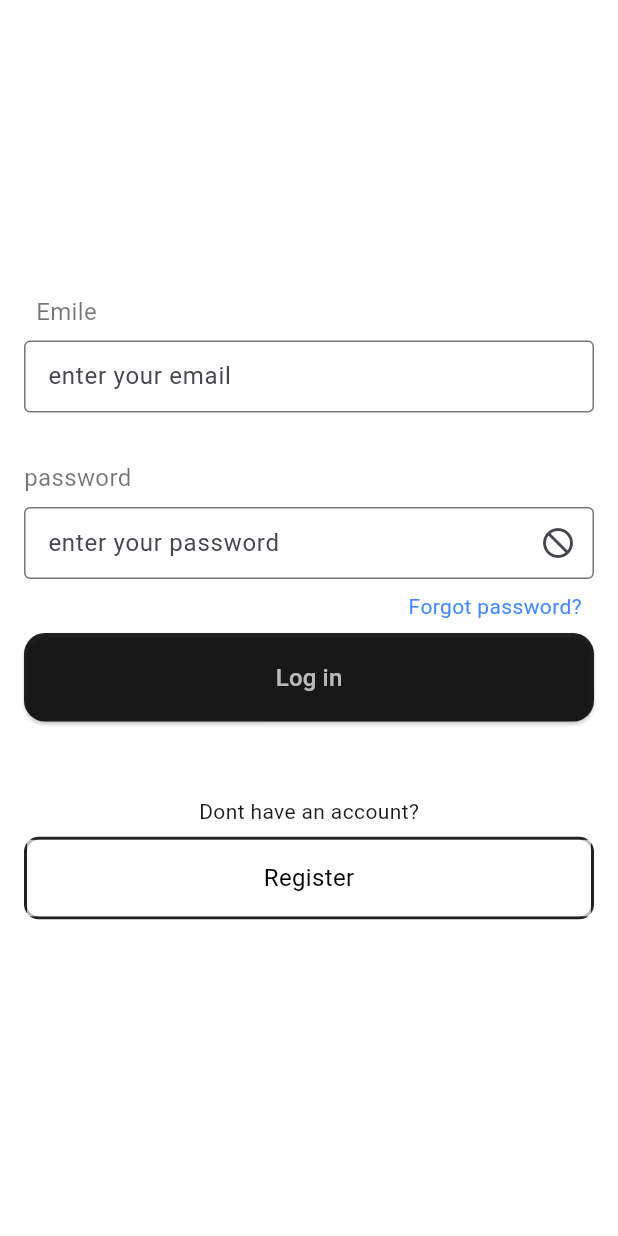
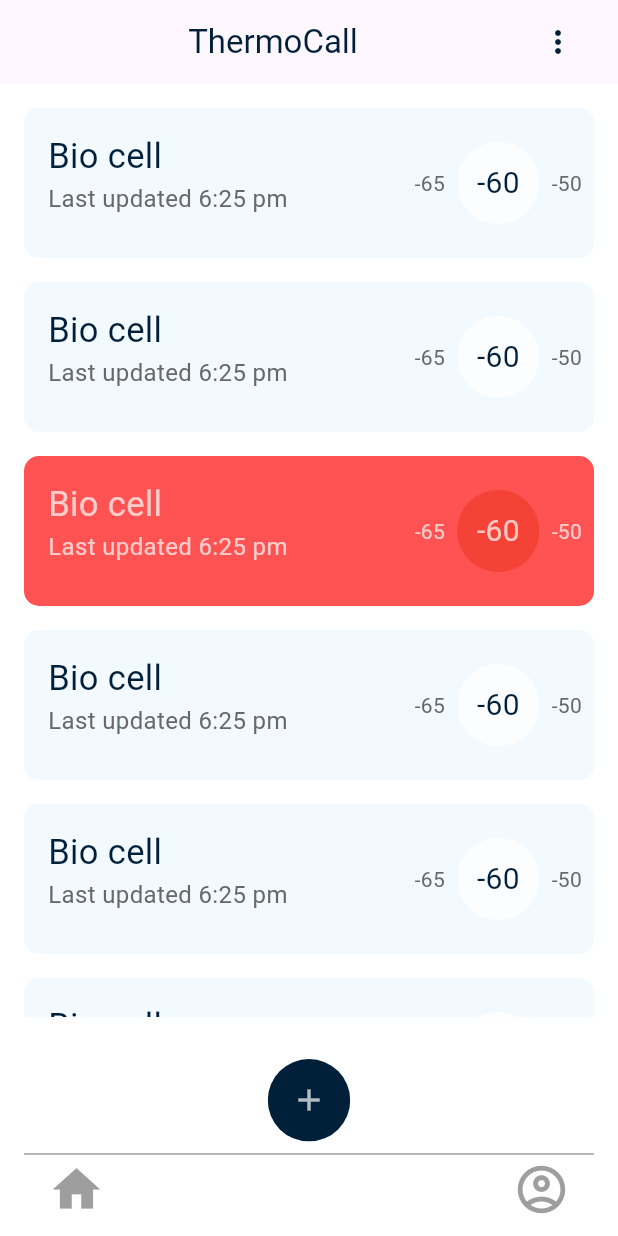
Before and after one commit to amiralimus/thermocall_amirali, a Flutter app: the screen it shows after launch, on a phone screen of 412 x 824 dp. Run offline on Flutter 3.47's test engine with Material 3 defaults, Android fonts, the light colour scheme and no system bars.

Commit message:
developing main page of the app the freezers list

```diff
--- a/lib/emile_input.dart
+++ b/lib/emile_input.dart
@@ -1,3 +1,4 @@
+
 import 'package:flutter/cupertino.dart';
 import 'package:flutter/material.dart';
 
--- /dev/null
+++ b/lib/home_page/thermocall_list/view/homepage_ui.dart
@@ -0,0 +1,102 @@
+import 'package:flutter/cupertino.dart';
+import 'package:flutter/material.dart';
+import 'package:thermocall_amirali/home_page/thermocall_list/view/the_freezers.dart';
+
+class HomePage extends StatefulWidget {
+  const HomePage({super.key});
+
+  @override
+  State<HomePage> createState() => _HomePageState();
+}
+
+class _HomePageState extends State<HomePage> {
+  @override
+  Widget build(BuildContext context) {
+    return Scaffold(
+      backgroundColor: Colors.white70,
+      appBar: AppBar(
+        title: Row(
+          children: [
+            Spacer(),
+            Center(
+              child: Text(
+                'ThermoCall',
+                style: TextStyle(color: Color(0xff002039)),
+              ),
+            ),
+            Spacer(),
+            IconButton(
+                onPressed: () {},
+                icon: Icon(
+                  Icons.more_vert_sharp,
+                  color: Color(0xff002039),
+                ))
+          ],
+        ),
+      ),
+      body: Padding(
+        padding: const EdgeInsets.all(16),
+        child: SingleChildScrollView(
+          child: Column(children: [
+            Freezers(),
+            Freezers(),
+            FreezerRed(),
+            Freezers(),
+            Freezers(),
+            Freezers(),
+          ]),
+        ),
+      ),
+      bottomNavigationBar: ClipRRect(
+
+
+        child: BottomAppBar(
+          height: 130,
+          color: Colors.white70,
+          child: Column(
+            children: [
+              Padding(
+                padding: const EdgeInsets.only(bottom: 8.0),
+                child: ClipRRect(
+                  borderRadius: BorderRadius.circular(100),
+                  child: Container(
+                    height: 55,
+                    width: 55,
+                    color: Color(0xff002039),
+                    child: Center(
+                      child:Icon(Icons.add,
+                      color: Colors.white70,)
+                  ),
+                ),
+                ),
+              ),
+              Divider(
+                color: Colors.grey,
+                height: 0.8,
+              ),
+              Row(children: [
+                Padding(
+                  padding: const EdgeInsets.only(left: 16, right: 16, top: 4),
+                  child: Icon(
+                    Icons.home,
+                    color: Colors.grey,
+                    size: 38,
+                  ),
+                ),
+                Spacer(),
+                Padding(
+                  padding: const EdgeInsets.only(left: 16, right: 16, top: 4),
+                  child: Icon(
+                    Icons.account_circle_outlined,
+                    color: Colors.grey,
+                    size: 38,
+                  ),
+                )
+              ]),
+            ],
+          ),
+        ),
+      ),
+    );
+  }
+}
--- /dev/null
+++ b/lib/home_page/thermocall_list/view/the_freezers.dart
@@ -0,0 +1,145 @@
+import 'package:flutter/cupertino.dart';
+import 'package:flutter/material.dart';
+
+class Freezers extends StatefulWidget {
+  const Freezers({super.key});
+
+  @override
+  State<Freezers> createState() => _FreezersState();
+}
+
+class _FreezersState extends State<Freezers> {
+  @override
+  Widget build(BuildContext context) {
+    return Padding(
+      padding: const EdgeInsets.only(bottom: 16),
+      child: ClipRRect(
+        borderRadius: BorderRadius.circular(10),
+        child: Container(
+          color: Color(0xf1f90ff),
+          height: 100,
+          child: Row(
+            children: [
+              Padding(
+                padding: const EdgeInsets.all(16),
+                child: Column(
+                  crossAxisAlignment: CrossAxisAlignment.start,
+                  children: [
+                    Text(
+                      'Bio cell',
+                      style: TextStyle(color: Color(0xff002039), fontSize: 23),
+                    ),
+                    Text(
+                      'Last updated 6:25 pm',
+                      style: TextStyle(color: Color(0xff686868), fontSize: 16),
+                    )
+                  ],
+                ),
+              ),
+          Spacer(),
+              Padding(
+                padding: const EdgeInsets.only(right: 8.0),
+                child: Text(
+                  '-65',
+                  style: TextStyle(color: Color(0xff686868)),
+                ),
+              ),
+              ClipRRect(
+                borderRadius: BorderRadius.circular(100),
+                child: Container(
+                  height: 55,
+                  width: 55,
+                  color: Colors.white70,
+                  child: Center(
+                    child: Text(
+                      '-60',
+                      style: TextStyle(fontSize: 20, color: Color(0xff002039)),
+                    ),
+                  ),
+                ),
+              ),
+              Padding(
+                padding: const EdgeInsets.only(right: 8.0,left: 8),
+                child: Text(
+                  '-50',
+                  style: TextStyle(color: Color(0xff686868)),
+                ),
+              ),
+            ],
+          ),
+        ),
+      ),
+    );
+  }
+}
+
+class FreezerRed extends StatefulWidget {
+  const FreezerRed({super.key});
+
+  @override
+  State<FreezerRed> createState() => _FreezerRedState();
+}
+
+class _FreezerRedState extends State<FreezerRed> {
+  @override
+  Widget build(BuildContext context) {
+    return Padding(
+      padding: const EdgeInsets.only(bottom: 16),
+      child: ClipRRect(
+        borderRadius: BorderRadius.circular(10),
+        child: Container(
+          color: Colors.redAccent ,
+          height: 100,
+          child: Row(
+            children: [
+              Padding(
+                padding: const EdgeInsets.all(16),
+                child: Column(
+                  crossAxisAlignment: CrossAxisAlignment.start,
+                  children: [
+                    Text(
+                      'Bio cell',
+                      style: TextStyle(color: Colors.white70, fontSize: 23),
+                    ),
+                    Text(
+                      'Last updated 6:25 pm',
+                      style: TextStyle(color: Colors.white70, fontSize: 16),
+                    )
+                  ],
+                ),
+              ),
+              Spacer(),
+              Padding(
+                padding: const EdgeInsets.only(right: 8.0),
+                child: Text(
+                  '-65',
+                  style: TextStyle(color: Colors.white70),
+                ),
+              ),
+              ClipRRect(
+                borderRadius: BorderRadius.circular(100),
+                child: Container(
+                  height: 55,
+                  width: 55,
+                  color: Colors.red,
+                  child: Center(
+                    child: Text(
+                      '-60',
+                      style: TextStyle(fontSize: 20, color: Colors.white70)),
+                    ),
+                  ),
+                ),
+              Padding(
+                padding: const EdgeInsets.only(right: 8.0,left: 8),
+                child: Text(
+                  '-50',
+                  style: TextStyle(color: Colors.white70),
+                ),
+              ),
+            ],
+          ),
+        ),
+      ),
+    );
+  }
+}
--- a/lib/log_in/view/log_in_ui.dart
+++ b/lib/log_in/view/log_in_ui.dart
@@ -7,6 +7,7 @@ class Log_In_1 extends StatelessWidget {
   @override
   Widget build(BuildContext context) {
     return Scaffold(
+
       backgroundColor: Colors.white70,
       body: Padding(
         padding:
--- a/lib/main.dart
+++ b/lib/main.dart
@@ -2,6 +2,7 @@ import 'package:flutter/cupertino.dart';
 import 'package:flutter/material.dart';
 
 import 'creat_accunt/view/creat_accunt_ui.dart';
+import 'home_page/thermocall_list/view/homepage_ui.dart';
 import 'log_in/view/log_in_ui.dart';
 
 void main() {
@@ -14,8 +15,8 @@ class MyApp extends StatelessWidget {
   @override
   Widget build(BuildContext context) {
     return MaterialApp(
-      home:
-      Log_In_1(),
+      home: HomePage()
+      //Log_In_1(),
     );
   }
 }
```
